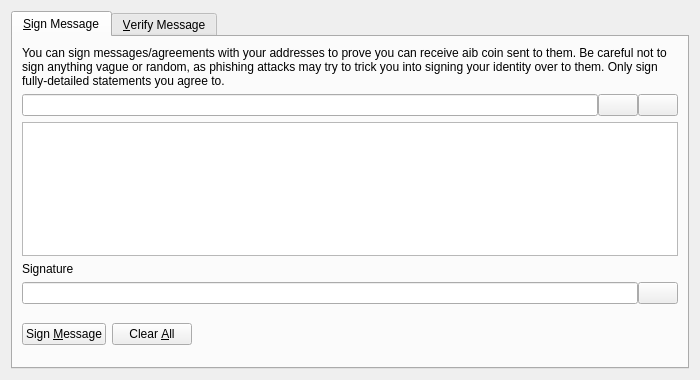
Above: src/qt/forms/signverifymessagedialog.ui from iobond/aib before the change. Below: the same form after it.
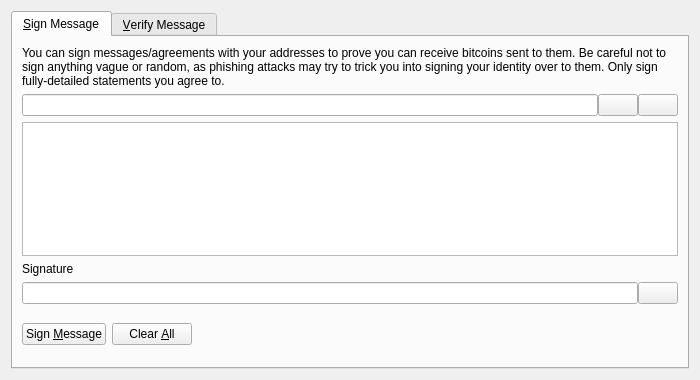
That is the form after the change. Icons and pictures are not drawn. Custom widgets are drawn as their Qt base class.

Diff of the .ui file:
```diff
--- a/src/qt/forms/signverifymessagedialog.ui
+++ b/src/qt/forms/signverifymessagedialog.ui
@@ -30,7 +30,7 @@
        <item>
         <widget class="QLabel" name="infoLabel_SM">
          <property name="text">
-          <string>You can sign messages/agreements with your addresses to prove you can receive aib coin sent to them. Be careful not to sign anything vague or random, as phishing attacks may try to trick you into signing your identity over to them. Only sign fully-detailed statements you agree to.</string>
+          <string>You can sign messages/agreements with your addresses to prove you can receive bitcoins sent to them. Be careful not to sign anything vague or random, as phishing attacks may try to trick you into signing your identity over to them. Only sign fully-detailed statements you agree to.</string>
          </property>
          <property name="textFormat">
           <enum>Qt::PlainText</enum>
```
Left out of the diff: 10 changed lines with no effect on the pictures.
